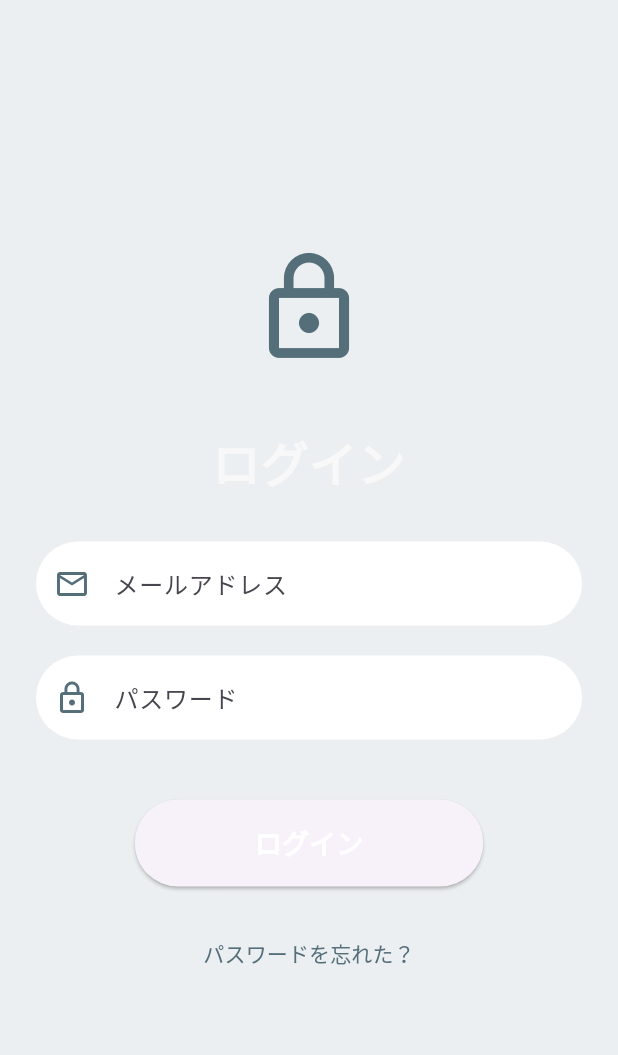
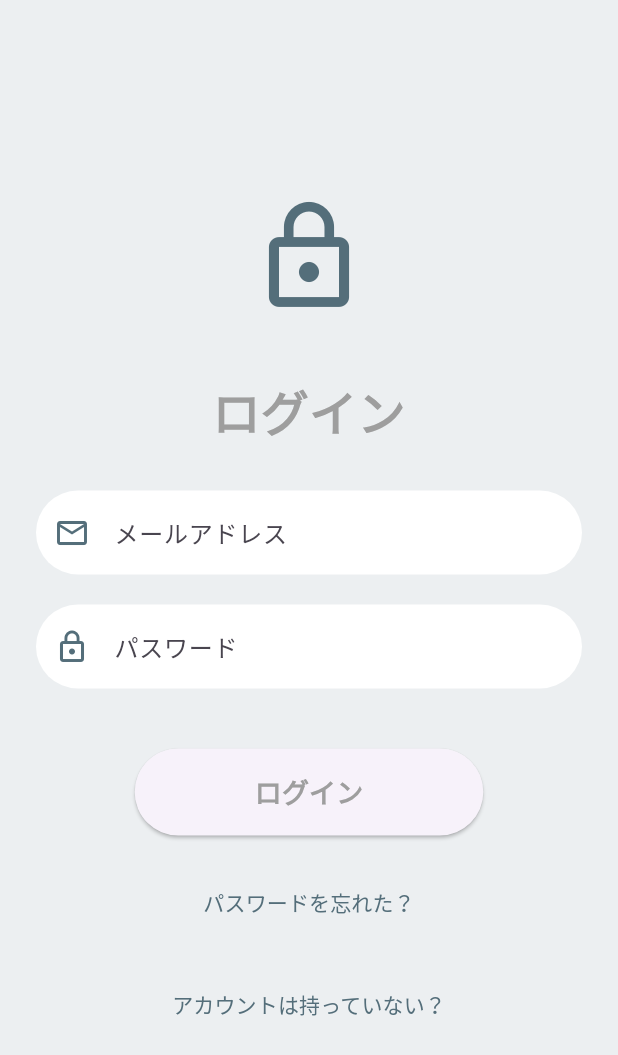
Before and after one commit to Shochan0713/PostGrade, a Flutter app: the screen it shows after launch, on a phone screen of 412 x 824 dp. Shown: the top 1055 px of the screen. Run offline on Flutter 3.47's test engine with Material 3 defaults, Android fonts, the light colour scheme and no system bars; our stand-ins replace cloud_firestore, curved_navigation_bar, firebase_auth, firebase_core, flutter_riverpod, go_router; accounts and stored records are empty.

Commit message:
サインアップ画面の作成

```diff
--- a/postgrade/lib/views/home_view.dart
+++ b/postgrade/lib/views/home_view.dart
@@ -1,7 +1,6 @@
 // lib/pages/home_page.dart
 import 'package:flutter/material.dart';
 import 'package:flutter_riverpod/flutter_riverpod.dart';
-import 'package:go_router/go_router.dart';
 import 'package:postgrade/models/post.dart';
 import 'package:postgrade/services/providers.dart';
 
--- a/postgrade/lib/views/login_view.dart
+++ b/postgrade/lib/views/login_view.dart
@@ -53,62 +53,72 @@ class _LoginPageState extends State<LoginPage> {
             crossAxisAlignment: CrossAxisAlignment.center,
             children: [
               Icon(Icons.lock_outline, size: 80, color: Colors.blueGrey[600]),
-              SizedBox(height: 40),
-              Text(
+              const SizedBox(height: 40),
+              const Text(
                 'ログイン',
                 style: TextStyle(
-                  fontSize: 32,
-                  fontWeight: FontWeight.bold,
-                  color: const Color.fromARGB(255, 248, 248, 248),
-                ),
+                    fontSize: 32,
+                    fontWeight: FontWeight.bold,
+                    color: Colors.grey),
               ),
-              SizedBox(height: 30),
+              const SizedBox(height: 30),
               _buildTextField(
                 controller: _emailController,
                 hintText: 'メールアドレス',
                 icon: Icons.email_outlined,
               ),
-              SizedBox(height: 20),
+              const SizedBox(height: 20),
               _buildTextField(
                 controller: _passwordController,
                 hintText: 'パスワード',
                 icon: Icons.lock_outline,
                 obscureText: true,
               ),
-              SizedBox(height: 30),
+              const SizedBox(height: 30),
               if (_errorMessage != null)
                 Text(
                   _errorMessage!,
-                  style: TextStyle(color: Colors.red),
+                  style: const TextStyle(color: Colors.red),
                 ),
-              SizedBox(height: 10),
+              const SizedBox(height: 10),
               _isLoading
-                  ? CircularProgressIndicator()
+                  ? const CircularProgressIndicator()
                   : ElevatedButton(
                       onPressed: _loginWithEmailAndPassword,
                       style: ElevatedButton.styleFrom(
-                        padding:
-                            EdgeInsets.symmetric(horizontal: 80, vertical: 16),
+                        padding: const EdgeInsets.symmetric(
+                            horizontal: 80, vertical: 16),
                         shape: RoundedRectangleBorder(
                           borderRadius: BorderRadius.circular(30),
                         ),
                       ),
-                      child: Text(
+                      child: const Text(
                         'ログイン',
                         style: TextStyle(
                           fontSize: 18,
                           fontWeight: FontWeight.bold,
-                          color: Colors.white,
+                          color: Colors.grey,
                         ),
                       ),
                     ),
-              SizedBox(height: 20),
+              const SizedBox(height: 20),
               TextButton(
                 onPressed: () {
                   // パスワードを忘れた場合の処理
                 },
                 child: Text(
                   'パスワードを忘れた？',
+                  style: TextStyle(color: Colors.blueGrey[600]),
+                ),
+              ),
+              const SizedBox(height: 20),
+              TextButton(
+                onPressed: () {
+                  print("サインアップ");
+                  GoRouter.of(context).go('/signup');
+                },
+                child: Text(
+                  'アカウントは持っていない？',
                   style: TextStyle(color: Colors.blueGrey[600]),
                 ),
               ),
@@ -137,18 +147,9 @@ class _LoginPageState extends State<LoginPage> {
           borderRadius: BorderRadius.circular(30),
           borderSide: BorderSide.none,
         ),
-        contentPadding: EdgeInsets.symmetric(vertical: 16.0, horizontal: 20.0),
+        contentPadding:
+            const EdgeInsets.symmetric(vertical: 16.0, horizontal: 20.0),
       ),
     );
   }
 }
-
-// 仮のホームページ
-class HomePage extends StatelessWidget {
-  @override
-  Widget build(BuildContext context) {
-    return Scaffold(
-      body: Center(child: Text('ホームページ')),
-    );
-  }
-}
--- a/postgrade/lib/views/post.dart
+++ b/postgrade/lib/views/post.dart
@@ -9,6 +9,8 @@ final postContentProvider = StateProvider<String>((ref) => '');
 
 // Post Screen
 class PostPage extends ConsumerWidget {
+  const PostPage({super.key});
+
   @override
   Widget build(BuildContext context, WidgetRef ref) {
     final title = ref.watch(postTitleProvider);
```
Also changed, not shown: postgrade/lib/router/app_router.dart (+4 -6 lines), postgrade/lib/views/base_view.dart (+4 -3 lines), postgrade/lib/views/signup_view.dart (+155 -4 lines).
